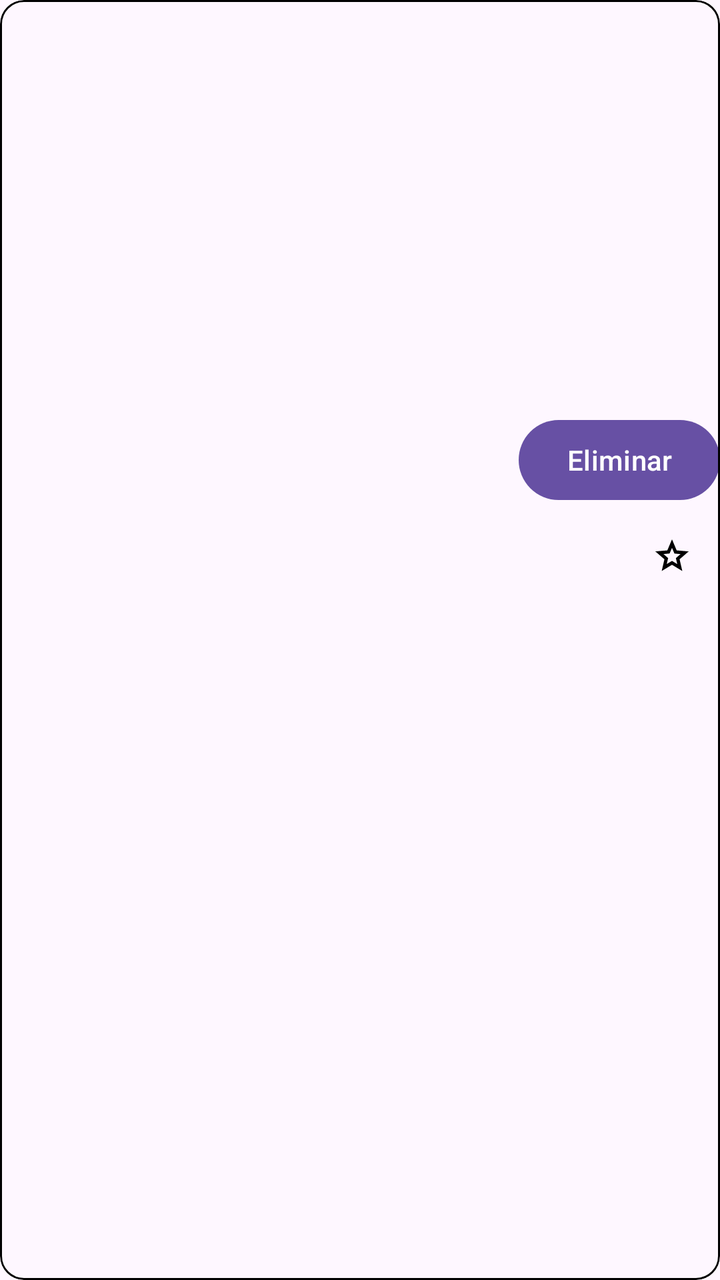
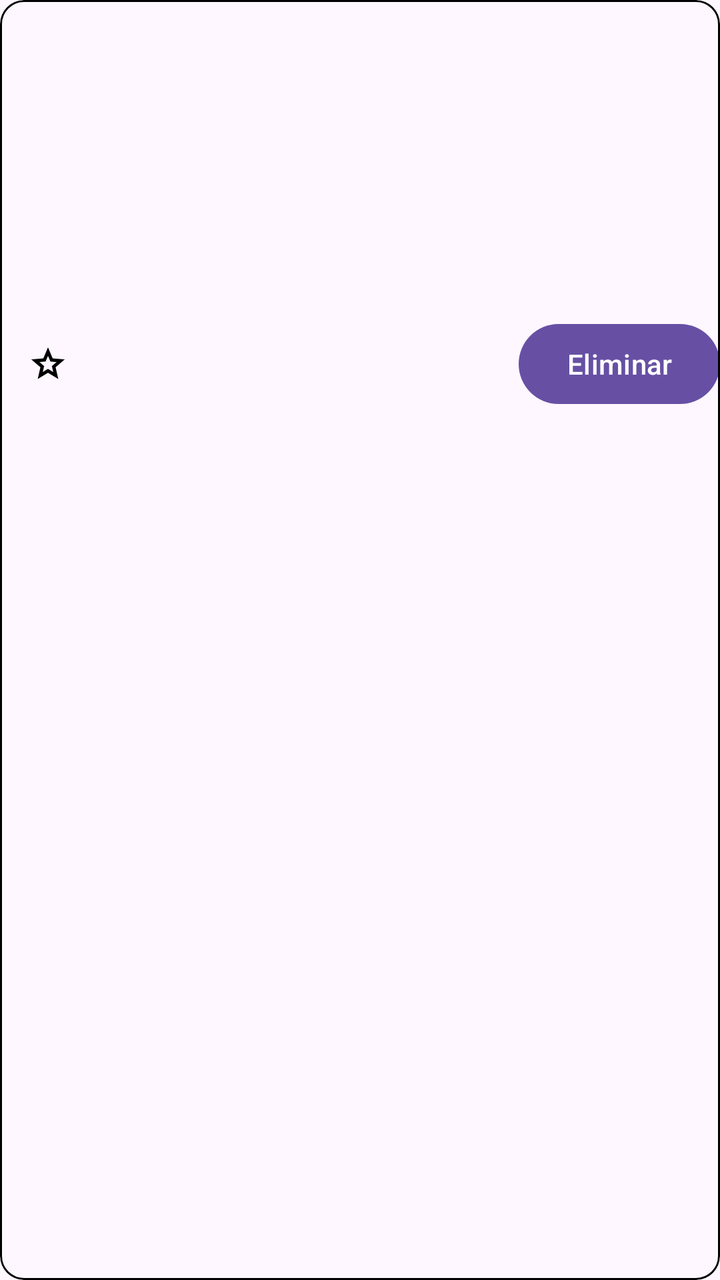

The first picture is an Android layout as it rendered before a commit; the second is the same layout after the commit. The layout source and the unified diff follow.
<!-- AndroidManifest.xml: application theme Theme.Viatges -->
<!-- res/layout/viatge_item.xml -->
<?xml version="1.0" encoding="utf-8"?>
<com.google.android.material.card.MaterialCardView xmlns:android="http://schemas.android.com/apk/res/android"
    xmlns:app="http://schemas.android.com/apk/res-auto"
    android:layout_width="match_parent"
    android:layout_height="wrap_content"
    android:layout_margin="16dp"
    android:padding="16dp"
    app:strokeColor="@color/black"
    app:strokeWidth="1dp">

    <androidx.constraintlayout.widget.ConstraintLayout
        android:layout_width="match_parent"
        android:layout_height="wrap_content">

        <ImageView
            android:id="@+id/imatge"
            android:layout_width="100dp"
            android:layout_height="100dp"
            android:layout_margin="16dp"
            app:layout_constraintBottom_toBottomOf="parent"
            app:layout_constraintStart_toStartOf="parent"
            app:layout_constraintTop_toTopOf="parent" />

        <TextView
            android:id="@+id/destinacio"
            android:layout_width="0dp"
            android:layout_height="wrap_content"
            android:layout_margin="16dp"
            app:layout_constraintEnd_toEndOf="parent"
            app:layout_constraintStart_toEndOf="@id/imatge"
            app:layout_constraintTop_toTopOf="@id/imatge" />

        <TextView
            android:id="@+id/data_sortida"
            android:layout_width="0dp"
            android:layout_height="wrap_content"
            android:layout_margin="16dp"
            app:layout_constraintEnd_toStartOf="@id/data_tornada"
            app:layout_constraintStart_toEndOf="@id/imatge"
            app:layout_constraintTop_toBottomOf="@id/destinacio" />


        <TextView
            android:id="@+id/data_tornada"
            android:layout_width="0dp"
            android:layout_height="wrap_content"
            android:layout_margin="16dp"
            app:layout_constraintEnd_toEndOf="parent"
            app:layout_constraintStart_toEndOf="@id/data_sortida"
            app:layout_constraintTop_toBottomOf="@id/destinacio" />

        <TextView
            android:id="@+id/preu"
            android:layout_width="50dp"
            android:layout_height="wrap_content"
            android:layout_margin="16dp"
            app:layout_constraintEnd_toEndOf="parent"
            app:layout_constraintTop_toBottomOf="@id/data_tornada" />

        <Button
            android:id="@+id/delete"
            android:layout_width="wrap_content"
            android:layout_height="wrap_content"
            android:text="Eliminar"
            app:layout_constraintEnd_toEndOf="parent"
            app:layout_constraintTop_toBottomOf="@id/preu" />

        <com.google.android.material.button.MaterialButton
            style="@style/Widget.Material3.Button.IconButton"
            app:icon="@drawable/star"
            app:iconTint="@color/black"
            android:id="@+id/preferit"
            android:layout_width="wrap_content"
            android:layout_height="wrap_content"
            app:layout_constraintEnd_toEndOf="parent"
            app:layout_constraintTop_toBottomOf="@id/delete" />

    </androidx.constraintlayout.widget.ConstraintLayout>

</com.google.android.material.card.MaterialCardView>
<!-- resources referenced by this layout -->
<resources>
  <color name="black">#FF000000</color>
  <!-- drawable star (drawable) -->
  <vector xmlns:android="http://schemas.android.com/apk/res/android"
      android:width="24dp"
      android:height="24dp"
      android:viewportWidth="24"
      android:viewportHeight="24">
      <path android:fillColor="@android:color/black"
          android:pathData="M8.85,16.83L12,14.93l3.15,1.93l-0.82-3.6l2.78-2.4l-3.65-0.33L12,7.13L10.55,10.5L6.9,10.83l2.78,2.43L8.85,16.83ZM5.83,21l1.63-7.03L2,9.25L9.2,8.63L12,2l2.8,6.63L22,9.25l-5.45,4.72L18.18,21L12,17.27L5.83,21ZM12,12.25Z"/>
  </vector>
  <style name="Theme.Viatges" parent="Base.Theme.Viatges" />
  <style name="Base.Theme.Viatges" parent="Theme.Material3.DayNight.NoActionBar">
          
          
      </style>
</resources>

<!-- the commit's change to res/layout/viatge_item.xml (unified diff, before → after) -->
@@ -72,8 +72,8 @@
             android:id="@+id/preferit"
             android:layout_width="wrap_content"
             android:layout_height="wrap_content"
-            app:layout_constraintEnd_toEndOf="parent"
-            app:layout_constraintTop_toBottomOf="@id/delete" />
+            app:layout_constraintStart_toStartOf="parent"
+            app:layout_constraintTop_toBottomOf="@id/preu" />
 
     </androidx.constraintlayout.widget.ConstraintLayout>
 
